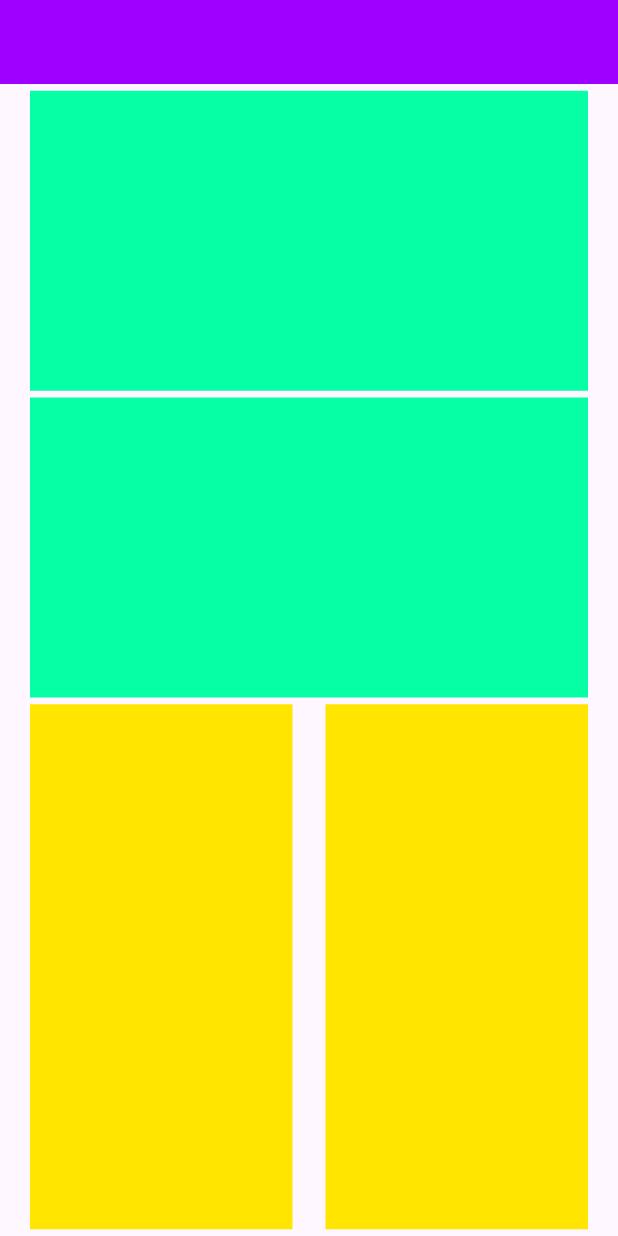
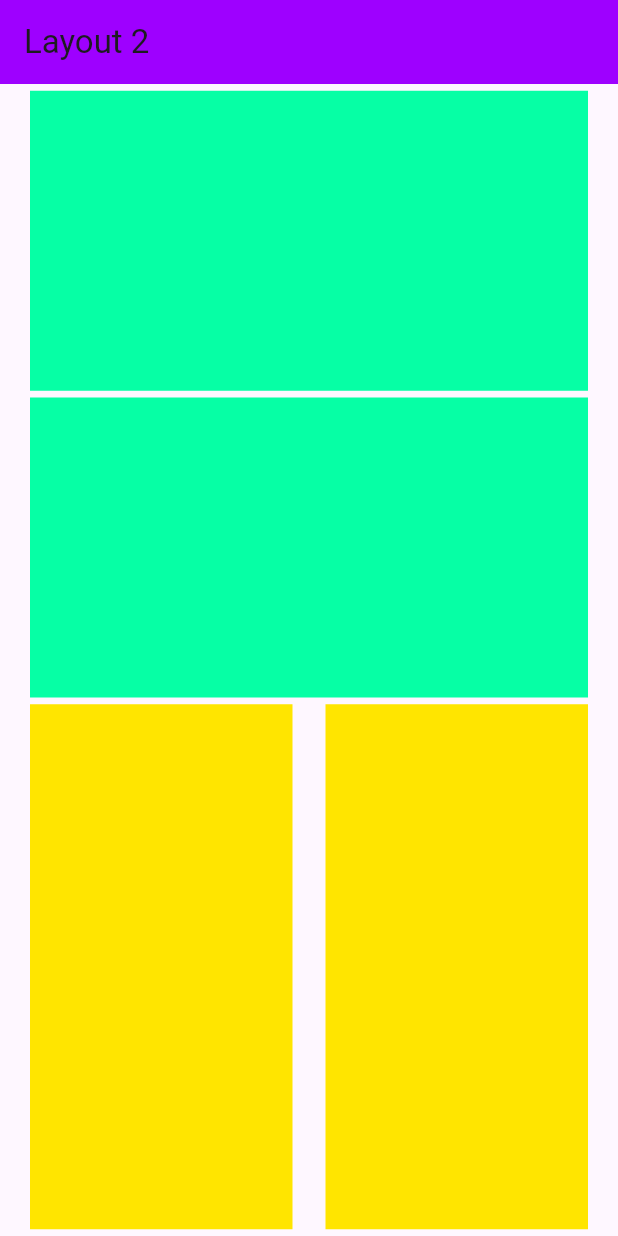
Before and after one commit to jayasanka99/layouts, a Flutter app: the screen it shows after launch, on a phone screen of 412 x 824 dp. Run offline on Flutter 3.47's test engine with Material 3 defaults, Android fonts, the phone set to English and light mode, and no system bars.

Commit message:
add app bar title

```diff
--- a/lib/main.dart
+++ b/lib/main.dart
@@ -14,6 +14,7 @@ class MyApp extends StatelessWidget {
       debugShowCheckedModeBanner: false,
       home: Scaffold(
         appBar: AppBar(
+          title: Text("Layout 2"),
           backgroundColor: const Color(0xff9E00FF)
         ),
         body:Padding(
```
